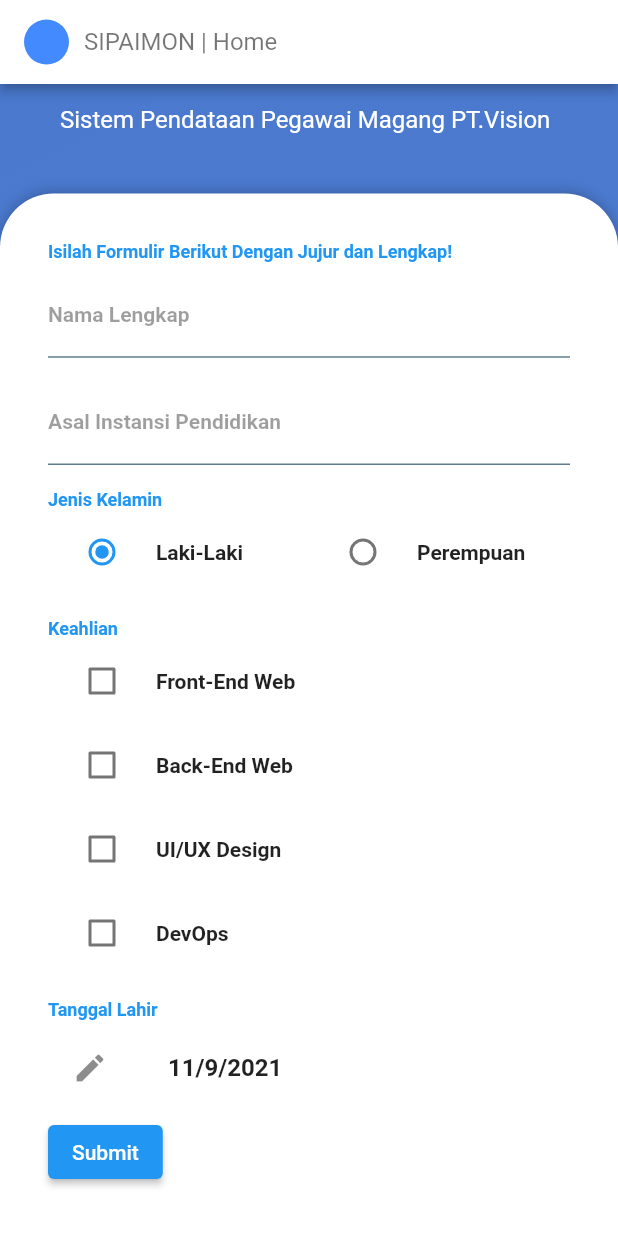
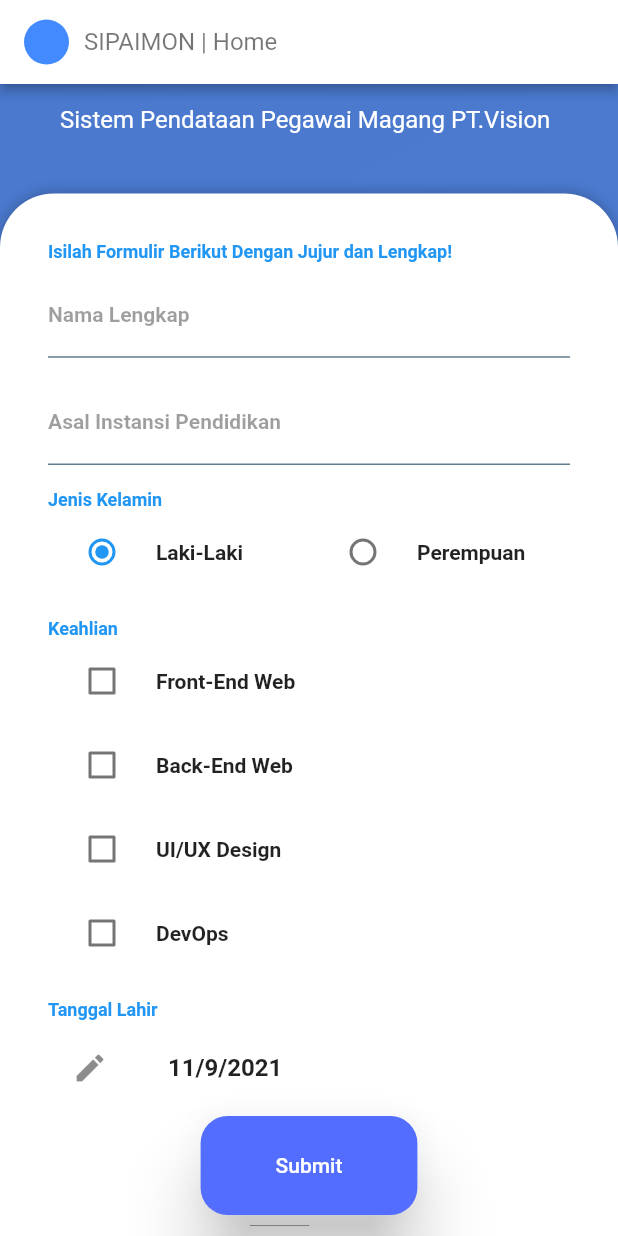
Before and after one commit to Catyousha/studi-independent-journey, a Flutter app: the screen it shows after launch, scrolled down 199 dp, on a phone screen of 412 x 824 dp. Run offline on Flutter 3.47's test engine with Material 2 defaults, Android fonts, the phone set to English and light mode, and no system bars.

Commit message:
add submit btn & dialog result

```diff
--- /dev/null
+++ b/FlutterApp/jaka_app/lib/tugas02_vision_form/widgets/button_submit.dart
@@ -0,0 +1,27 @@
+import 'package:flutter/material.dart';
+
+class ButtonSubmit extends StatelessWidget {
+  const ButtonSubmit({
+    Key? key,
+    required this.onPressedHandler,
+  }) : super(key: key);
+  final void Function() onPressedHandler;
+  @override
+  Widget build(BuildContext context) {
+    return ElevatedButton(
+      onPressed: onPressedHandler,
+      style: ElevatedButton.styleFrom(
+        elevation: 20.0,
+        primary: Colors.indigoAccent,
+        padding: EdgeInsets.symmetric(
+          vertical: 25.0,
+          horizontal: 50.0,
+        ),
+        shape: RoundedRectangleBorder(
+          borderRadius: BorderRadius.circular(18.0),
+        ),
+      ),
+      child: Text('Submit'),
+    );
+  }
+}
```
Also changed, not shown: FlutterApp/jaka_app/lib/tugas02_vision_form/sections/form_section.dart (+30 -17 lines), FlutterApp/jaka_app/lib/tugas02_vision_form/widgets/dialog_result.dart (added, +57 -0 lines), FlutterApp/jaka_app/lib/tugas02_vision_form/widgets/text_result.dart (added, +31 -0 lines).
